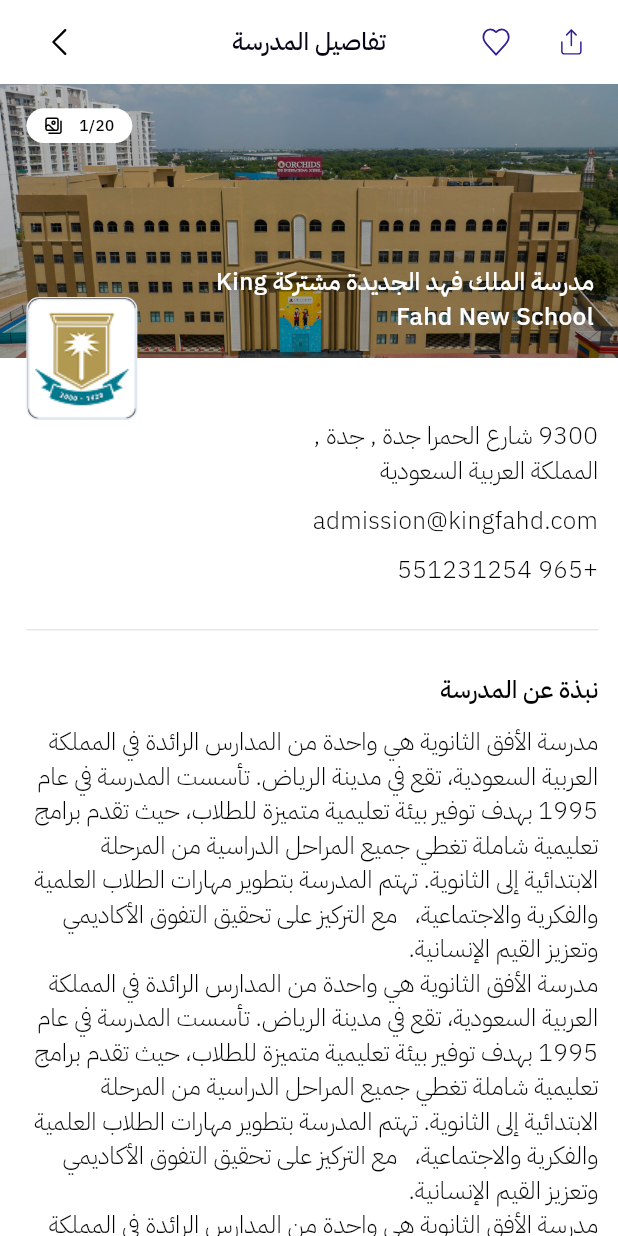
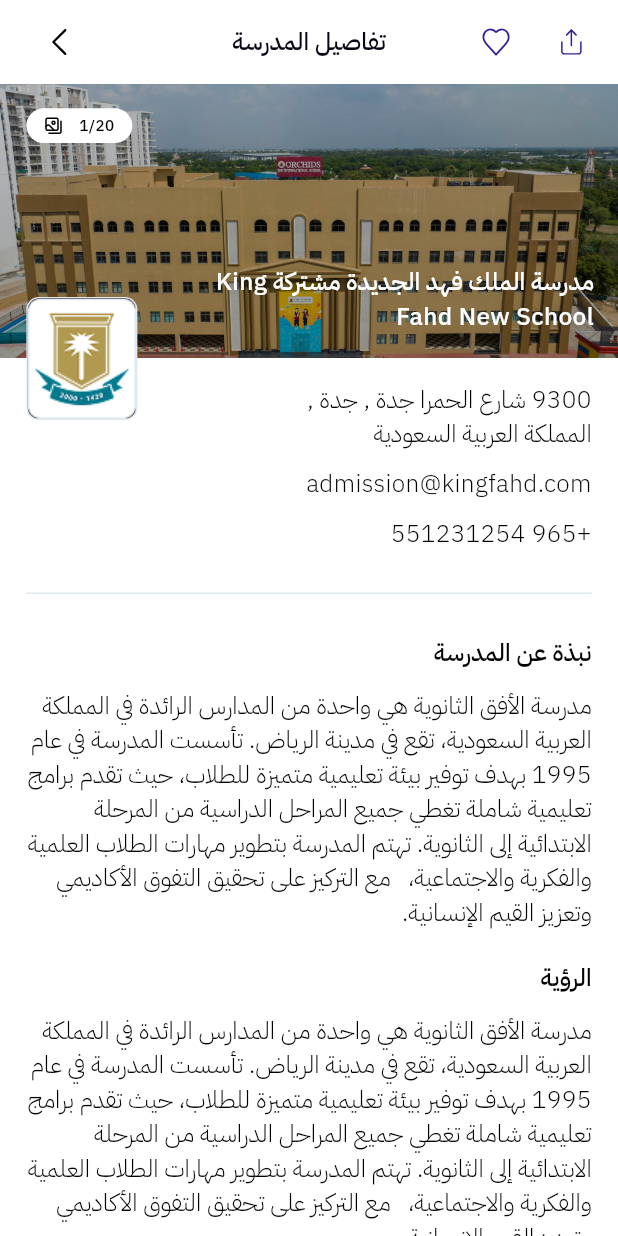
Before and after one commit to jimmyfcis/albanoon, a Flutter app: the SchoolDetailsScreen screen opened by its route, on a phone screen of 412 x 824 dp. Run offline on Flutter 3.47's test engine with Material 3 defaults, Android fonts, the phone set to English and light mode, and no system bars; our stand-ins replace dio, flutter_bloc, flutter_form_builder, flutter_screenutil, flutter_svg, form_builder_validators and 4 more; accounts and stored records are empty; network calls fail; project files that could hold a hidden picture were left out.

Commit message:
[WIP] school_details_screen UI

```diff
--- a/assets/languages/ar.json
+++ b/assets/languages/ar.json
@@ -2,6 +2,7 @@
   "app_name": "البنون",
   "home": "الرئيسية",
   "about_school": "نبذة عن المدرسة",
+  "vision": "الرؤية",
   "skip": "تخطي",
   "register_success": "تم التسجيل بنجاح",
   "view_details": "اعرض التفاصيل",
--- a/assets/languages/en.json
+++ b/assets/languages/en.json
@@ -1,6 +1,7 @@
 {
   "app_name": "AlBanoon",
   "home": "Home",
+  "vision": "Vision",
   "about_school": "About the school",
   "clinics": "Clinics",
   "doctors": "Doctors",
--- a/lib/features/school/presentation/screens/school_details_screen.dart
+++ b/lib/features/school/presentation/screens/school_details_screen.dart
@@ -63,11 +63,10 @@ class _SchoolDetailsScreenState extends State<SchoolDetailsScreen> {
         ),
         centerTitle: true,
       ),
-      body: Stack(
-        clipBehavior: Clip.none,
+      body: Column(
         children: [
           Stack(
-            alignment: Alignment.bottomRight,
+            clipBehavior: Clip.none,
             children: [
               Container(
                 height: 180.h,
@@ -91,10 +90,13 @@ class _SchoolDetailsScreenState extends State<SchoolDetailsScreen> {
                   ),
                 ),
               ),
-              Padding(
+              Positioned(
+                bottom: 0,
+                right: 0,
+                child: Padding(
                   padding: const EdgeInsets.all(16.0),
                   child: SizedBox(
-                  width: MediaQuery.of(context).size.width/1.5,
+                    width: MediaQuery.of(context).size.width / 1.5,
                     child: Text(
                       "مدرسة الملك فهد الجديدة مشتركة King Fahd New School",
                       maxLines: 2,
@@ -106,16 +108,17 @@ class _SchoolDetailsScreenState extends State<SchoolDetailsScreen> {
                     ),
                   ),
                 ),
+              ),
               Positioned(
                 top: 16.h,
                 left: 16.w,
                 child: Container(
                   decoration: BoxDecoration(
                     color: AppTheme.whiteColor,
-                    borderRadius: BorderRadius.all( Radius.circular(16.r)),
+                    borderRadius: BorderRadius.all(Radius.circular(16.r)),
                   ),
                   child: Padding(
-                    padding:  EdgeInsets.symmetric(vertical: 4.0.h,horizontal: 11.w),
+                    padding: EdgeInsets.symmetric(vertical: 4.0.h, horizontal: 11.w),
                     child: Row(
                       children: [
                         Text(
@@ -133,8 +136,6 @@ class _SchoolDetailsScreenState extends State<SchoolDetailsScreen> {
                   ),
                 ),
               ),
-            ],
-          ),
               Positioned(
                 left: 16.w,
                 top: 140.h,
@@ -142,20 +143,21 @@ class _SchoolDetailsScreenState extends State<SchoolDetailsScreen> {
                   decoration: BoxDecoration(
                     color: AppTheme.blackColor,
                     border: Border.all(color: AppTheme.formBordersColor),
-                borderRadius: BorderRadius.all( Radius.circular(8.r)),
+                    borderRadius: BorderRadius.all(Radius.circular(8.r)),
                   ),
-              child:Image.asset(PNGAssets.schoolLogo),
+                  child: Image.asset(PNGAssets.schoolLogo),
                 ),
               ),
-          Positioned(
-            top: 220.h,
-            right: 12.w,
-            left: 16.w,
+            ],
+          ),
+          Expanded(
+            child: SingleChildScrollView(
+              padding: EdgeInsets.symmetric(horizontal: 16.w, vertical: 16.h),
               child: Column(
                 crossAxisAlignment: CrossAxisAlignment.start,
                 children: [
                   SizedBox(
-                  width:MediaQuery.of(context).size.width/2,
+                    width: MediaQuery.of(context).size.width / 2,
                     child: Text(
                       "9300 شارع الحمرا جدة , جدة , المملكة العربية السعودية",
                       maxLines: 3,
@@ -196,9 +198,7 @@ class _SchoolDetailsScreenState extends State<SchoolDetailsScreen> {
                     ),
                   ),
                   SizedBox(height: 12.h),
-                SizedBox(
-                  width: MediaQuery.of(context).size.width,
-                  child: Text(
+                  Text(
                     "مدرسة الأفق الثانوية هي واحدة من المدارس الرائدة في المملكة العربية السعودية، تقع في مدينة الرياض. تأسست المدرسة في عام 1995 بهدف توفير بيئة تعليمية متميزة للطلاب، حيث تقدم برامج تعليمية شاملة تغطي جميع المراحل الدراسية من المرحلة الابتدائية إلى الثانوية. تهتم المدرسة بتطوير مهارات الطلاب العلمية والفكرية والاجتماعية،   مع التركيز على تحقيق التفوق الأكاديمي وتعزيز القيم الإنسانية.",
                     style: TextStyle(
                       fontWeight: FontWeight.w300,
@@ -206,10 +206,17 @@ class _SchoolDetailsScreenState extends State<SchoolDetailsScreen> {
                       color: AppTheme.blackColor,
                     ),
                   ),
+                  SizedBox(height: 20.h),
+                  Text(
+                    context.tr.translate("vision"),
+                    style: TextStyle(
+                      fontWeight: FontWeight.w500,
+                      fontSize: 16.sp,
+                      color: AppTheme.blackColor,
                     ),
-                SizedBox(
-                  width: MediaQuery.of(context).size.width,
-                  child: Text(
+                  ),
+                  SizedBox(height: 12.h),
+                  Text(
                     "مدرسة الأفق الثانوية هي واحدة من المدارس الرائدة في المملكة العربية السعودية، تقع في مدينة الرياض. تأسست المدرسة في عام 1995 بهدف توفير بيئة تعليمية متميزة للطلاب، حيث تقدم برامج تعليمية شاملة تغطي جميع المراحل الدراسية من المرحلة الابتدائية إلى الثانوية. تهتم المدرسة بتطوير مهارات الطلاب العلمية والفكرية والاجتماعية،   مع التركيز على تحقيق التفوق الأكاديمي وتعزيز القيم الإنسانية.",
                     style: TextStyle(
                       fontWeight: FontWeight.w300,
@@ -217,23 +224,12 @@ class _SchoolDetailsScreenState extends State<SchoolDetailsScreen> {
                       color: AppTheme.blackColor,
                     ),
                   ),
-                ),
-                SizedBox(
-                  width: MediaQuery.of(context).size.width,
-                  child: Text(
-                    "مدرسة الأفق الثانوية هي واحدة من المدارس الرائدة في المملكة العربية السعودية، تقع في مدينة الرياض. تأسست المدرسة في عام 1995 بهدف توفير بيئة تعليمية متميزة للطلاب، حيث تقدم برامج تعليمية شاملة تغطي جميع المراحل الدراسية من المرحلة الابتدائية إلى الثانوية. تهتم المدرسة بتطوير مهارات الطلاب العلمية والفكرية والاجتماعية،   مع التركيز على تحقيق التفوق الأكاديمي وتعزيز القيم الإنسانية.",
-                    style: TextStyle(
-                      fontWeight: FontWeight.w300,
-                      fontSize: 16.sp,
-                      color: AppTheme.blackColor,
+                ],
               ),
             ),
           ),
         ],
       ),
-          )
-        ],
-      ),
     );
   }
 }
```
Lines whose indentation alone changed are shown as unchanged.
